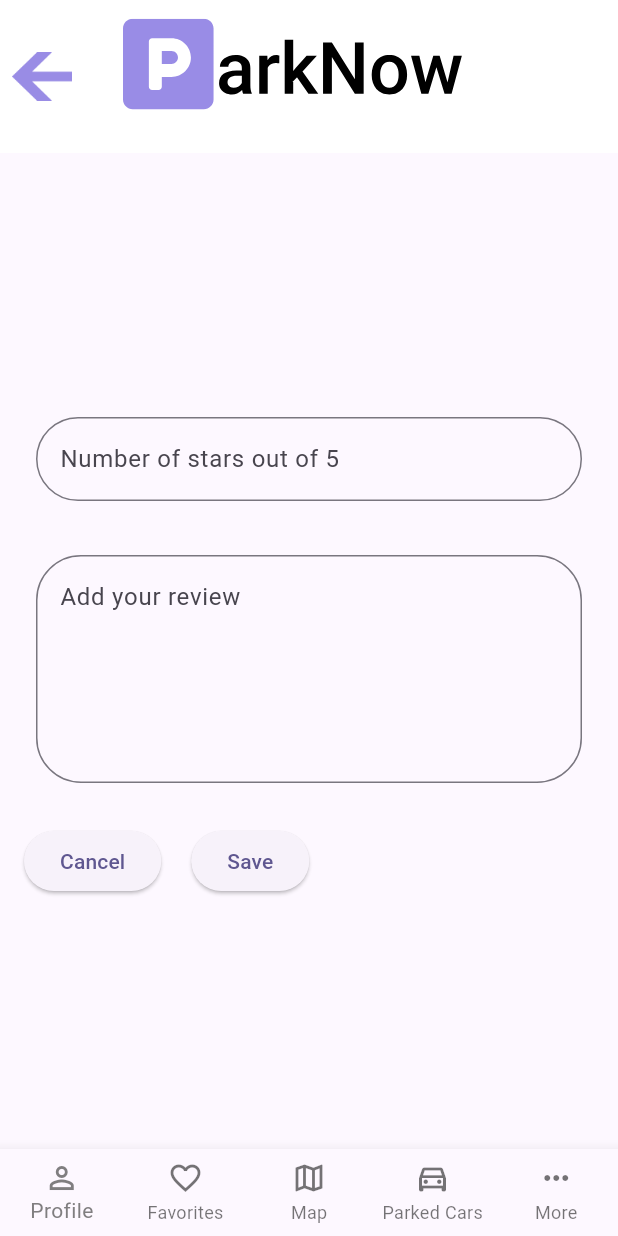
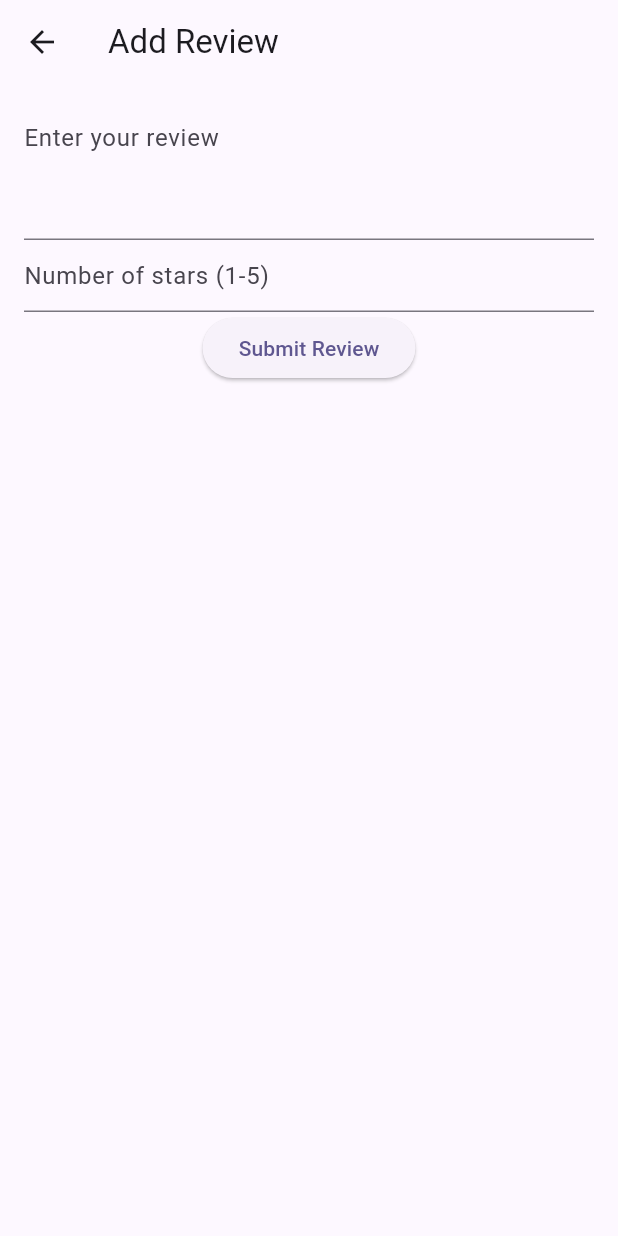
Before and after one commit to ntua-el20829/ParkNow, a Flutter app: the AddReview screen opened directly with empty values, on a phone screen of 412 x 824 dp. Run offline on Flutter 3.47's test engine with Material 3 defaults, Android fonts, the phone set to English and light mode, and no system bars; our stand-ins replace flutter_rating_bar, flutter_secure_storage, flutter_svg; missing offline and left inert: jwt_decode; accounts and stored records are empty.

Commit message:
a lot of fixes

```diff
--- a/lib/screens/add_review.dart
+++ b/lib/screens/add_review.dart
@@ -1,102 +1,61 @@
 import 'package:flutter/material.dart';
-import 'package:flutter_svg/flutter_svg.dart';
 import 'package:flutter_secure_storage/flutter_secure_storage.dart';
+import 'package:http/http.dart' as http;
 import 'dart:convert';
-import 'package:http/http.dart' as http;
 
 class AddReview extends StatefulWidget {
-  const AddReview({super.key, required this.parkingId});
-
   final int parkingId;
+  const AddReview({Key? key, required this.parkingId}) : super(key: key);
 
   @override
-  State<AddReview> createState() => _AddReviewState();
+  _AddReviewState createState() => _AddReviewState();
 }
 
 class _AddReviewState extends State<AddReview> {
-  // Create a global key that uniquely identifies the Form widget
-  // and allows validation of the form.
   final _formKey = GlobalKey<FormState>();
-  /* validator για τον έλεγχο των πεδίων */
-  var reviewTextController = TextEditingController();
-  /* validator για τον έλεγχο των πεδίων */
-  var numStarsController = TextEditingController();
-
-  final storage = FlutterSecureStorage();
-
-  // We are not in a page listed on the navigation bar.
-  // Nevertheless, _selectIndex must be initialised.
-  // Assign _selectedIndex to 0
-  int _selectedIndex = 0;
-
-  void _showSnackBar(String message) {
-    final snackBar = SnackBar(content: Text(message));
-    ScaffoldMessenger.of(context).showSnackBar(snackBar);
-  }
+  final TextEditingController reviewTextController = TextEditingController();
+  final TextEditingController numStarsController = TextEditingController();
+  final FlutterSecureStorage storage = FlutterSecureStorage();
 
   Future<void> _addReview() async {
-
     String? token = await storage.read(key: "jwt");
     if (token == null) {
-      _showSnackBar('No authentication token found.');
+      _showSnackBar('Authentication token not found.');
       return;
     }
 
-    try {
     var response = await http.post(
-        Uri.parse('http://10.0.2.2:5000/my_reviews'),
+      Uri.parse(
+          'http://10.0.2.2:5000/my_reviews'), // Replace with your actual domain
       headers: {
         "Authorization": "Bearer $token",
         "Content-Type": "application/json",
       },
       body: json.encode({
         'review_text': reviewTextController.text,
-          'number_of_stars': numStarsController.text,
+        'number_of_stars': int.parse(numStarsController.text),
         'parking_id': widget.parkingId,
       }),
     );
 
     if (response.statusCode == 201) {
       _showSnackBar('Review added successfully.');
+      Navigator.pop(context);
     } else {
-        _showSnackBar('Failed to add review.');
-      }
-    } catch (e) {
-      _showSnackBar('An error occurred while adding review.');
+      _showSnackBar(
+          'Failed to add review. Status Code: ${response.statusCode}');
     }
   }
 
-    void _onItemTapped(int index) {
-    setState(() {
-      _selectedIndex = index;
-    });
-    // Implement navigation logic depending on the index
-    switch (index) {
-      case 0:
-        Navigator.of(context).pushReplacementNamed('/profile');
-        break;
-      case 1:
-        Navigator.of(context).pushReplacementNamed('/favourites');
-        break;
-      case 2:
-        Navigator.of(context).pushReplacementNamed('/maps');
-        break;
-      case 3:
-        Navigator.of(context).pushReplacementNamed('/parked_cars');
-        break;
-      case 4:
-        Navigator.of(context).pushReplacementNamed('/more');
-        break;
-    }
+  void _showSnackBar(String content) {
+    ScaffoldMessenger.of(context)
+        .showSnackBar(SnackBar(content: Text(content)));
   }
 
-  // Καταστροφή στιγμιοτύπου κλάσης
   @override
   void dispose() {
-    // Απελευθέρωση των πόρων που δέσμευσαν οι [TextEditingController]
     reviewTextController.dispose();
     numStarsController.dispose();
-    // Τέλος, καλούμε την dispose της υπερκλάσης
     super.dispose();
   }
 
@@ -104,143 +63,53 @@ class _AddReviewState extends State<AddReview> {
   Widget build(BuildContext context) {
     return Scaffold(
       appBar: AppBar(
-        toolbarHeight: 102,
-        leading: IconButton(
-          icon: Image.asset('assets/images/back_arrow.png'),
-          onPressed: () {
-            Navigator.of(context).pop();
-          },
+        title: Text('Add Review'),
       ),
-        title: SvgPicture.asset(
-          'assets/icons/logo.svg',
-          fit: BoxFit.cover,
-        ),
-        centerTitle: true,
-        backgroundColor: Colors.white,
-      ),
-
       body: Padding(
         padding: const EdgeInsets.all(16.0),
         child: Form(
           key: _formKey,
           child: Column(
-            crossAxisAlignment: CrossAxisAlignment.stretch,
-            mainAxisAlignment: MainAxisAlignment.center,
             children: [
-
-              // Star rating
-              Padding(
-                padding: const EdgeInsets.all(8.0),
-                child: TextFormField(
-                  // The validator receives the text that the user has entered.
+              TextFormField(
+                controller: reviewTextController,
+                decoration: InputDecoration(hintText: 'Enter your review'),
+                maxLines: 3,
                 validator: (value) {
-                    final pattern = r'(^[0-5]+$)';
-                    final regExp = RegExp(pattern);
-
                   if (value == null || value.isEmpty) {
-                      return 'Enter number of stars';
-                    } else if (!regExp.hasMatch(value)) {
-                      return 'Enter a valid number';
+                    return 'Please enter your review.';
                   }
                   return null;
                 },
+              ),
+              TextFormField(
                 controller: numStarsController,
-                  decoration: InputDecoration(
-                  border: OutlineInputBorder(
-                    borderRadius: BorderRadius.circular(30.0),
-                  ),
-                  hintText: "Number of stars out of 5",
-                ),
-                ),
-              ),
-
-              const SizedBox(width: 20, height: 20),
-
-              // Review text
-              Padding(
-                padding: const EdgeInsets.all(8.0),
-                child: TextFormField(
-                  maxLines: 5,
-                  // The validator receives the text that the user has entered.
+                decoration: InputDecoration(hintText: 'Number of stars (1-5)'),
+                keyboardType: TextInputType.number,
                 validator: (value) {
                   if (value == null || value.isEmpty) {
-                    return 'Enter a username';
+                    return 'Please enter a star rating.';
+                  }
+                  if (int.tryParse(value) == null ||
+                      int.parse(value) < 1 ||
+                      int.parse(value) > 5) {
+                    return 'Please enter a valid number between 1 and 5.';
                   }
                   return null;
                 },
-                  controller: reviewTextController,
-                  decoration: InputDecoration(
-                  border: OutlineInputBorder(
-                    borderRadius: BorderRadius.circular(30.0),
               ),
-                  hintText: "Add your review",
-                ),
-              ),
-              ),
-
-              const SizedBox(width: 20, height: 20),
-
-              Row(
-                children: [
-
               ElevatedButton(
                 onPressed: () {
-                      Navigator.of(context).pop();
-                    },
-                    child: const Text('Cancel'),
-                  ),
-                  Padding(padding: const EdgeInsets.all(10)),
-                  ElevatedButton(
-                    onPressed: () {
-                      // Validate returns true if the form is valid, or false otherwise.
                   if (_formKey.currentState!.validate()) {
                     _addReview();
-                        Navigator.of(context).pop();
                   }
                 },
-                    child: const Text('Save'),
-                  ),
-                ],
+                child: Text('Submit Review'),
               ),
             ],
           ),
         ),
       ),
-
-        bottomNavigationBar: BottomNavigationBar(
-        items: const <BottomNavigationBarItem>[
-          BottomNavigationBarItem(
-            icon: Icon(Icons.person_outline),
-            label: 'Profile',
-          ),
-          BottomNavigationBarItem(
-            icon: Icon(Icons.favorite_outline),
-            label: 'Favorites',
-          ),
-          BottomNavigationBarItem(
-            icon: Icon(Icons.map_outlined),
-            label: 'Map',
-          ),
-          BottomNavigationBarItem(
-            icon: Icon(Icons.directions_car_outlined),
-            label: 'Parked Cars',
-          ),
-          BottomNavigationBarItem(
-            icon: Icon(Icons.more_horiz),
-            label: 'More',
-
-          ),
-        ],
-        currentIndex: _selectedIndex,
-
-        // We are not in a page listed on the navigation bar,
-        // so all items must remain grey
-        selectedItemColor: Color.fromRGBO(128,126,128, 1),
-
-        onTap: _onItemTapped,
-        type: BottomNavigationBarType.fixed,
-    )
-
     );
   }
 }
```
Also changed, not shown: lib/screens/my_reviews.dart (+10 -20 lines), lib/screens/parking_page.dart (+29 -57 lines), 5 other files. Lines whose indentation alone changed are shown as unchanged.
